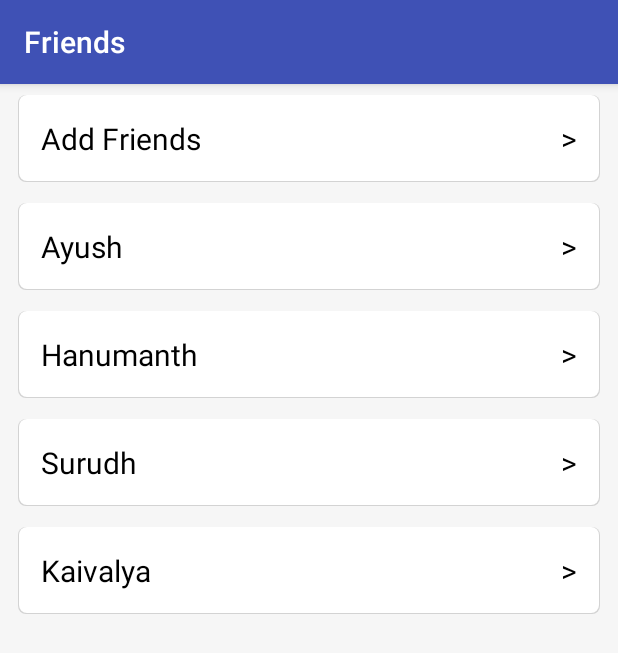
After one commit to hkjayakumar/ghost-android, an Android app: the FriendsListActivity screen opened directly, with no data from a screen before it, on a phone screen of 412 x 824 dp. The commit adds this screen. Shown: the top 653 px of the screen. Run offline under Robolectric (Android 15) with nearby library versions, the phone set to English and light mode, and no system bars.

Commit message:
Create a screen where the user can view their friends and a screen where they can see messages from friends.

```diff
--- a/Ghost/app/build.gradle
+++ b/Ghost/app/build.gradle
@@ -26,6 +26,7 @@ dependencies {
     })
     compile 'com.android.support:appcompat-v7:23.4.0'
     compile 'com.android.support:design:23.4.0'
+    compile 'org.whispersystems:signal-protocol-android:2.6.2'
+    compile 'com.android.support.constraint:constraint-layout:1.0.2'
     testCompile 'junit:junit:4.12'
-    compile 'org.whispersystems:signal-protocol-android:2.6.2'
 }
--- a/Ghost/app/src/main/AndroidManifest.xml
+++ b/Ghost/app/src/main/AndroidManifest.xml
@@ -22,6 +22,10 @@
                 <category android:name="android.intent.category.LAUNCHER"/>
             </intent-filter>
         </activity>
+        <activity android:name=".FriendsListActivity">
+        </activity>
+        <activity android:name=".ChatActivity">
+        </activity>
     </application>
 
 </manifest>
--- /dev/null
+++ b/Ghost/app/src/main/java/com/haks/ghost/Friend.java
@@ -0,0 +1,33 @@
+package com.haks.ghost;
+
+import java.io.Serializable;
+
+/**
+ * Created by Ayush on 2017-08-06.
+ */
+
+public class Friend implements Serializable {
+  private String mUserId;
+  private String mName;
+
+  public Friend(String userId, String name) {
+    mUserId = userId;
+    mName = name;
+  }
+
+  public String getUserId() {
+    return mUserId;
+  }
+
+  public void setUserId(String userId) {
+    mUserId = userId;
+  }
+
+  public String getName() {
+    return mName;
+  }
+
+  public void setName(String name) {
+    mName = name;
+  }
+}
--- /dev/null
+++ b/Ghost/app/src/main/java/com/haks/ghost/FriendsAdapter.java
@@ -0,0 +1,58 @@
+package com.haks.ghost;
+
+import android.app.Activity;
+import android.content.Context;
+import android.view.LayoutInflater;
+import android.view.View;
+import android.view.ViewGroup;
+import android.widget.BaseAdapter;
+import android.widget.TextView;
+
+import org.w3c.dom.Text;
+
+import java.util.ArrayList;
+import java.util.List;
+
+/**
+ * Created by Ayush on 2017-08-06.
+ */
+
+public class FriendsAdapter extends BaseAdapter {
+  private List<Friend> mFriendList;
+  private LayoutInflater mLayoutInflater;
+
+  FriendsAdapter(LayoutInflater layoutInflater) {
+    mFriendList = new ArrayList<>();
+    mLayoutInflater = layoutInflater;
+  }
+
+  public void addFriend(Friend friend) {
+    mFriendList.add(friend);
+  }
+
+  @Override
+  public int getCount() {
+    return mFriendList.size();
+  }
+
+  @Override
+  public long getItemId(int position) {
+    return position - 1;
+  }
+
+  @Override
+  public Object getItem(int position) {
+    return mFriendList.get(position - 1);
+  }
+
+  @Override
+  public View getView(int position, View convertView, ViewGroup parent) {
+    Friend friend = mFriendList.get(position);
+    View currentView = convertView == null
+        ? mLayoutInflater.inflate(R.layout.friends_list_row, null)
+        : convertView;
+    TextView nameTextView = (TextView)currentView.findViewById(R.id.name);
+    nameTextView.setText(friend.getName());
+    return currentView;
+  }
+}
--- /dev/null
+++ b/Ghost/app/src/main/java/com/haks/ghost/FriendsListActivity.java
@@ -0,0 +1,90 @@
+package com.haks.ghost;
+
+import android.app.Activity;
+import android.content.Intent;
+import android.os.AsyncTask;
+import android.support.v7.app.AppCompatActivity;
+import android.os.Bundle;
+import android.view.LayoutInflater;
+import android.view.View;
+import android.widget.AdapterView;
+import android.widget.ListView;
+import android.widget.TextView;
+
+public class FriendsListActivity extends AppCompatActivity {
+  private final static String[] FRIENDS = {"ayush:Ayush", "hk:Hanumanth", "surudh:Surudh", "kai:Kaivalya"};
+
+  private ListView mFriendsListView;
+  private FriendsAdapter mFriendsAdapter;
+  private LayoutInflater mLayoutInflater;
+
+  @Override
+  protected void onCreate(Bundle savedInstanceState) {
+    super.onCreate(savedInstanceState);
+    setContentView(R.layout.activity_friends_list);
+    setTitle("Friends");
+    mLayoutInflater = LayoutInflater.from(this.getApplicationContext());
+    // Fetch the list of friends.
+    mFriendsAdapter = new FriendsAdapter(mLayoutInflater);
+    populateFriends();
+    // Add the adapter to the list view.
+    mFriendsListView = (ListView)findViewById(R.id.list);
+    mFriendsListView.setAdapter(mFriendsAdapter);
+    mFriendsListView.setOnItemClickListener(new OnFriendClick(this));
+    // Set the header.
+    View listHeaderView = mLayoutInflater.inflate(R.layout.friends_list_row, null);
+    TextView headerText = (TextView)listHeaderView.findViewById(R.id.name);
+    headerText.setText("Add Friends");
+    mFriendsListView.addHeaderView(listHeaderView);
+  }
+
+  private void populateFriends() {
+    new FetchFriendsTask(mFriendsAdapter).execute((Void)null);
+  }
+
+  public class OnFriendClick implements AdapterView.OnItemClickListener {
+    private final Activity mCurrentActivity;
+
+    public OnFriendClick(Activity currentActivity) {
+      mCurrentActivity = currentActivity;
+    }
+
+    @Override
+    public void onItemClick(AdapterView<?> parent, View view, int position, long id) {
+      if (position == 0) {
+        // Trying to add a new friend.
+        return;
+      }
+      Intent intent = new Intent(mCurrentActivity, ChatActivity.class);
+      intent.putExtra("FRIEND", (Friend)mFriendsAdapter.getItem(position));
+      startActivity(intent);
+    }
+  }
+
+  public class FetchFriendsTask extends AsyncTask<Void, Void, Void> {
+    private final FriendsAdapter mFriendsAdapter;
+
+    public FetchFriendsTask(FriendsAdapter friendsAdapter) {
+      mFriendsAdapter = friendsAdapter;
+    }
+
+    @Override
+    protected Void doInBackground(Void... params) {
+      try {
+        Thread.sleep(1000);
+      } catch (InterruptedException e) {
+        return null;
+      }
+      for (String friend : FRIENDS) {
+        mFriendsAdapter.addFriend(new Friend(friend.split(":")[0], friend.split(":")[1]));
+      }
+      return null;
+    }
+
+    @Override
+    protected void onPostExecute(Void result) {
+      super.onPostExecute(result);
+      mFriendsAdapter.notifyDataSetChanged();
+    }
+  }
+}
--- /dev/null
+++ b/Ghost/app/src/main/res/drawable/friend_list_row_background.xml
@@ -0,0 +1,17 @@
+<?xml version="1.0" encoding="utf-8"?>
+<layer-list xmlns:android="http://schemas.android.com/apk/res/android">
+    <item >
+        <shape
+            android:shape="rectangle">
+            <solid android:color="#D3D3D3" />
+            <corners android:radius="5dp"/>
+        </shape>
+    </item>
+    <item android:right="1dp" android:left="1dp" android:bottom="1dp">
+        <shape
+            android:shape="rectangle">
+            <solid android:color="@android:color/white"/>
+            <corners android:radius="5dp"/>
+        </shape>
+    </item>
+</layer-list>
--- /dev/null
+++ b/Ghost/app/src/main/res/layout/activity_friends_list.xml
@@ -0,0 +1,16 @@
+<?xml version="1.0" encoding="utf-8"?>
+<LinearLayout
+    xmlns:android="http://schemas.android.com/apk/res/android"
+    xmlns:tools="http://schemas.android.com/tools"
+    android:layout_width="match_parent"
+    android:layout_height="match_parent"
+    android:orientation="vertical"
+    tools:context="com.haks.ghost.FriendsListActivity"
+    android:background="#F6F6F6">
+
+    <ListView
+        android:id="@+id/list"
+        android:layout_width="match_parent"
+        android:layout_height="wrap_content"
+        android:divider="@android:color/transparent"/>
+</LinearLayout>
--- a/Ghost/app/src/main/res/layout/activity_login.xml
+++ b/Ghost/app/src/main/res/layout/activity_login.xml
@@ -8,6 +8,7 @@
               android:paddingLeft="@dimen/activity_horizontal_margin"
               android:paddingRight="@dimen/activity_horizontal_margin"
               android:paddingTop="@dimen/activity_vertical_margin"
+              android:background="#F6F6F6"
               tools:context="com.haks.ghost.LoginActivity">
 
     <!-- Login progress -->
--- /dev/null
+++ b/Ghost/app/src/main/res/layout/friends_list_row.xml
@@ -0,0 +1,33 @@
+<?xml version="1.0" encoding="utf-8"?>
+<RelativeLayout xmlns:android="http://schemas.android.com/apk/res/android"
+                android:orientation="horizontal"
+                android:layout_width="match_parent"
+                android:layout_height="wrap_content"
+                android:padding="7dp"
+                android:paddingStart="12dp"
+                android:paddingEnd="12dp">
+
+    <RelativeLayout
+        android:orientation="horizontal"
+        android:layout_width="match_parent"
+        android:layout_height="wrap_content"
+        android:background="@drawable/friend_list_row_background"
+        android:padding="15dp">
+
+        <TextView
+            android:id="@+id/name"
+            android:layout_width="wrap_content"
+            android:layout_height="wrap_content"
+            android:layout_alignParentStart="true"
+            android:textSize="20sp"
+            android:textColor="@android:color/black"/>
+
+        <TextView
+            android:layout_width="wrap_content"
+            android:layout_height="wrap_content"
+            android:layout_alignParentEnd="true"
+            android:textSize="20sp"
+            android:textColor="@android:color/black"
+            android:text=">"/>
+    </RelativeLayout>
+</RelativeLayout>
```
Also changed, not shown: Ghost/app/src/main/java/com/haks/ghost/ChatActivity.java (added, +75 -0 lines), Ghost/app/src/main/java/com/haks/ghost/LoginActivity.java (+9 -6 lines), Ghost/app/src/main/res/layout/activity_chat.xml (added, +21 -0 lines), Ghost/app/src/main/res/layout/friend_message_layout.xml (added, +13 -0 lines), Ghost/app/src/main/res/layout/message_layout.xml (added, +29 -0 lines), Ghost/app/src/main/res/layout/my_message_layout.xml (added, +13 -0 lines).
